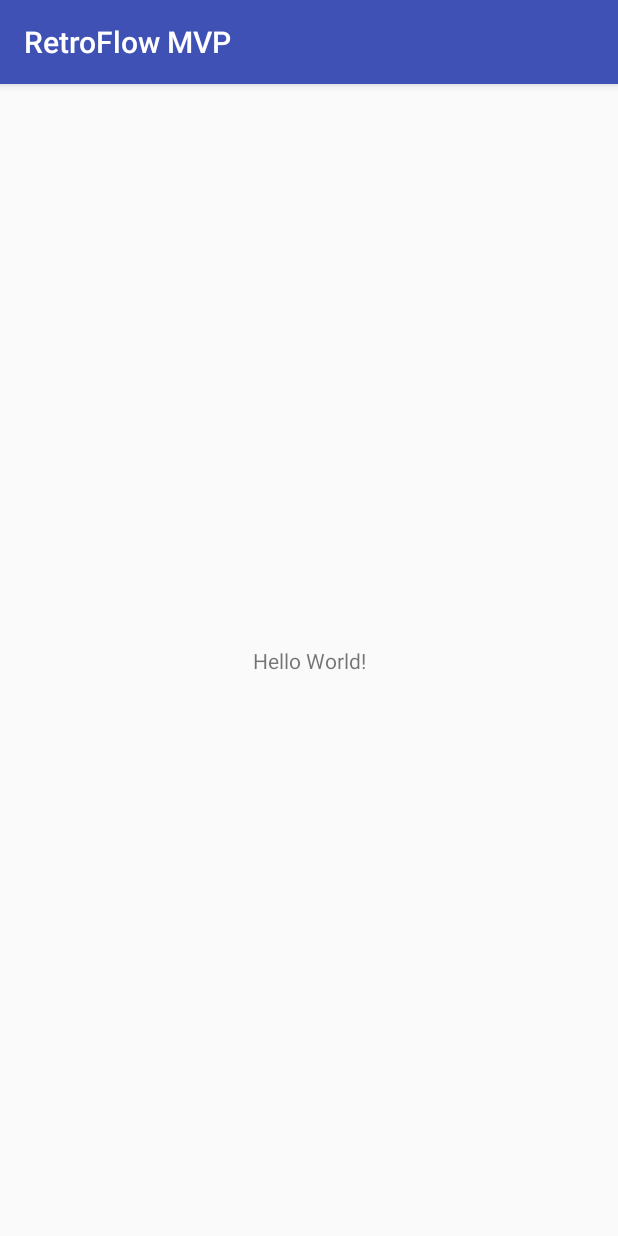
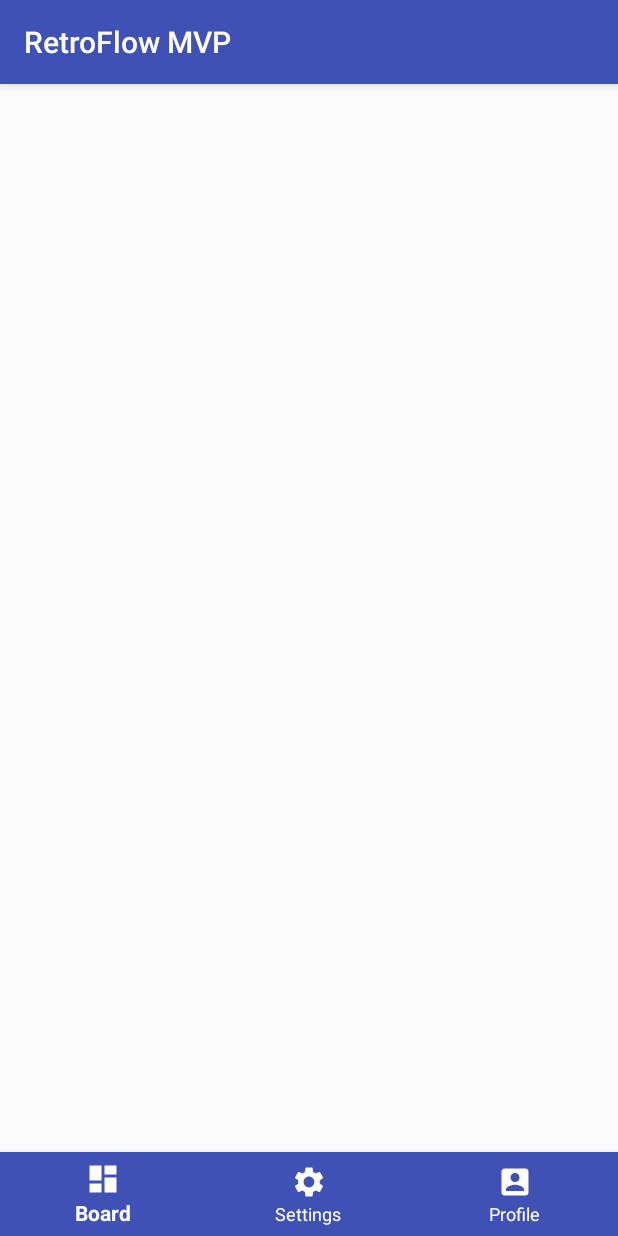
Before and after one commit to RetroFlow/android-client, an Android app: the screen it shows after launch (TabsActivity before the commit, BottomNavigationActivity after it), on a phone screen of 412 x 824 dp. Run offline under Robolectric (Android 15) with nearby library versions, the phone set to English and light mode, and no system bars; our stand-ins replace ButterKnife; 2 statements that could not run were skipped.

Commit message:
bottom navigation added

```diff
--- a/app/build.gradle
+++ b/app/build.gradle
@@ -1,9 +1,6 @@
 apply plugin: 'com.android.application'
-
 apply plugin: 'kotlin-android'
-
 apply plugin: 'kotlin-android-extensions'
-
 apply plugin: 'kotlin-kapt'
 
 android {
@@ -33,6 +30,7 @@ dependencies {
     implementation fileTree(dir: 'libs', include: ['*.jar'])
     implementation"org.jetbrains.kotlin:kotlin-stdlib-jdk7:$kotlin_version"
     implementation 'com.android.support:appcompat-v7:27.1.1'
+    implementation 'com.android.support:design:27.1.1'
     implementation 'com.android.support.constraint:constraint-layout:1.1.0'
     testImplementation 'junit:junit:4.12'
     androidTestImplementation 'com.android.support.test:runner:1.0.2'
--- a/app/src/main/AndroidManifest.xml
+++ b/app/src/main/AndroidManifest.xml
@@ -9,7 +9,7 @@
         android:roundIcon="@mipmap/ic_launcher_round"
         android:supportsRtl="true"
         android:theme="@style/AppTheme">
-        <activity android:name=".TabsActivity">
+        <activity android:name=".BottomNavigationActivity">
             <intent-filter>
                 <action android:name="android.intent.action.MAIN" />
 
--- /dev/null
+++ b/app/src/main/java/com/example/scame/retroflowmvp/BottomNavigationActivity.kt
@@ -0,0 +1,26 @@
+package com.example.scame.retroflowmvp
+
+import android.support.v7.app.AppCompatActivity
+import android.os.Bundle
+import android.support.design.widget.BottomNavigationView
+import butterknife.ButterKnife
+
+class BottomNavigationActivity : AppCompatActivity() {
+
+    lateinit var bottomNavigation: BottomNavigationView
+
+    override fun onCreate(savedInstanceState: Bundle?) {
+        super.onCreate(savedInstanceState)
+        setContentView(R.layout.activity_bottom_navigation)
+        ButterKnife.bind(this)
+
+        bottomNavigation.setOnNavigationItemSelectedListener {
+            when (it.itemId) {
+                R.id.board_menu -> { }
+                R.id.settings_menu -> { }
+                R.id.profile_menu -> { }
+            }
+            true
+        }
+    }
+}
--- a/app/src/main/java/com/example/scame/retroflowmvp/TabsActivity.kt
+++ /dev/null
@@ -1,12 +0,0 @@
-package com.example.scame.retroflowmvp
-
-import android.support.v7.app.AppCompatActivity
-import android.os.Bundle
-
-class TabsActivity : AppCompatActivity() {
-
-    override fun onCreate(savedInstanceState: Bundle?) {
-        super.onCreate(savedInstanceState)
-        setContentView(R.layout.activity_tabs)
-    }
-}
--- /dev/null
+++ b/app/src/main/res/drawable/ic_baseline_account_box_24px.xml
@@ -0,0 +1,9 @@
+<vector xmlns:android="http://schemas.android.com/apk/res/android"
+    android:width="24dp"
+    android:height="24dp"
+    android:viewportWidth="24"
+    android:viewportHeight="24">
+  <path
+      android:fillColor="#FF000000"
+      android:pathData="M3,5v14c0,1.1 0.89,2 2,2h14c1.1,0 2,-0.9 2,-2L21,5c0,-1.1 -0.9,-2 -2,-2L5,3c-1.11,0 -2,0.9 -2,2zM15,9c0,1.66 -1.34,3 -3,3s-3,-1.34 -3,-3 1.34,-3 3,-3 3,1.34 3,3zM6,17c0,-2 4,-3.1 6,-3.1s6,1.1 6,3.1v1L6,18v-1z"/>
+</vector>
--- /dev/null
+++ b/app/src/main/res/drawable/ic_baseline_dashboard_24px.xml
@@ -0,0 +1,9 @@
+<vector xmlns:android="http://schemas.android.com/apk/res/android"
+    android:width="24dp"
+    android:height="24dp"
+    android:viewportWidth="24"
+    android:viewportHeight="24">
+  <path
+      android:fillColor="#FF000000"
+      android:pathData="M3,13h8L11,3L3,3v10zM3,21h8v-6L3,15v6zM13,21h8L21,11h-8v10zM13,3v6h8L21,3h-8z"/>
+</vector>
--- /dev/null
+++ b/app/src/main/res/drawable/ic_baseline_settings_20px.xml
@@ -0,0 +1,4 @@
+<vector android:height="24dp" android:viewportHeight="20"
+    android:viewportWidth="20" android:width="24dp" xmlns:android="http://schemas.android.com/apk/res/android">
+    <path android:fillColor="#FF000000" android:pathData="M15.95,10.78c0.03,-0.25 0.05,-0.51 0.05,-0.78s-0.02,-0.53 -0.06,-0.78l1.69,-1.32c0.15,-0.12 0.19,-0.34 0.1,-0.51l-1.6,-2.77c-0.1,-0.18 -0.31,-0.24 -0.49,-0.18l-1.99,0.8c-0.42,-0.32 -0.86,-0.58 -1.35,-0.78L12,2.34c-0.03,-0.2 -0.2,-0.34 -0.4,-0.34H8.4c-0.2,0 -0.36,0.14 -0.39,0.34l-0.3,2.12c-0.49,0.2 -0.94,0.47 -1.35,0.78l-1.99,-0.8c-0.18,-0.07 -0.39,0 -0.49,0.18l-1.6,2.77c-0.1,0.18 -0.06,0.39 0.1,0.51l1.69,1.32c-0.04,0.25 -0.07,0.52 -0.07,0.78s0.02,0.53 0.06,0.78L2.37,12.1c-0.15,0.12 -0.19,0.34 -0.1,0.51l1.6,2.77c0.1,0.18 0.31,0.24 0.49,0.18l1.99,-0.8c0.42,0.32 0.86,0.58 1.35,0.78l0.3,2.12c0.04,0.2 0.2,0.34 0.4,0.34h3.2c0.2,0 0.37,-0.14 0.39,-0.34l0.3,-2.12c0.49,-0.2 0.94,-0.47 1.35,-0.78l1.99,0.8c0.18,0.07 0.39,0 0.49,-0.18l1.6,-2.77c0.1,-0.18 0.06,-0.39 -0.1,-0.51l-1.67,-1.32zM10,13c-1.65,0 -3,-1.35 -3,-3s1.35,-3 3,-3 3,1.35 3,3 -1.35,3 -3,3z"/>
+</vector>
--- /dev/null
+++ b/app/src/main/res/layout/activity_bottom_navigation.xml
@@ -0,0 +1,19 @@
+<?xml version="1.0" encoding="utf-8"?>
+<RelativeLayout xmlns:android="http://schemas.android.com/apk/res/android"
+    xmlns:app="http://schemas.android.com/apk/res-auto"
+    android:layout_width="match_parent"
+    android:layout_height="match_parent">
+
+    <!-- Content Container -->
+
+    <android.support.design.widget.BottomNavigationView
+        android:id="@+id/bottom_navigation"
+        android:layout_width="match_parent"
+        android:layout_height="wrap_content"
+        android:layout_alignParentBottom="true"
+        app:itemBackground="@color/colorPrimary"
+        app:itemIconTint="@android:color/white"
+        app:itemTextColor="@android:color/white"
+        app:menu="@menu/main_navigation_menu" />
+
+</RelativeLayout>
--- a/app/src/main/res/layout/activity_tabs.xml
+++ /dev/null
@@ -1,18 +0,0 @@
-<?xml version="1.0" encoding="utf-8"?>
-<android.support.constraint.ConstraintLayout xmlns:android="http://schemas.android.com/apk/res/android"
-    xmlns:app="http://schemas.android.com/apk/res-auto"
-    xmlns:tools="http://schemas.android.com/tools"
-    android:layout_width="match_parent"
-    android:layout_height="match_parent"
-    tools:context=".TabsActivity">
-
-    <TextView
-        android:layout_width="wrap_content"
-        android:layout_height="wrap_content"
-        android:text="Hello World!"
-        app:layout_constraintBottom_toBottomOf="parent"
-        app:layout_constraintLeft_toLeftOf="parent"
-        app:layout_constraintRight_toRightOf="parent"
-        app:layout_constraintTop_toTopOf="parent" />
-
-</android.support.constraint.ConstraintLayout>
--- /dev/null
+++ b/app/src/main/res/menu/main_navigation_menu.xml
@@ -0,0 +1,19 @@
+<?xml version="1.0" encoding="utf-8"?>
+<menu xmlns:android="http://schemas.android.com/apk/res/android"
+    xmlns:app="http://schemas.android.com/apk/res-auto">
+    <item
+        android:id="@+id/board_menu"
+        android:enabled="true"
+        android:icon="@drawable/ic_baseline_dashboard_24px"
+        android:title="@string/board" />
+    <item
+        android:id="@+id/settings_menu"
+        android:enabled="true"
+        android:icon="@drawable/ic_baseline_settings_20px"
+        android:title="@string/settings"/>
+    <item
+        android:id="@+id/profile_menu"
+        android:enabled="true"
+        android:icon="@drawable/ic_baseline_account_box_24px"
+        android:title="@string/profile" />
+</menu>
--- a/app/src/main/res/values/strings.xml
+++ b/app/src/main/res/values/strings.xml
@@ -1,3 +1,8 @@
 <resources>
     <string name="app_name">RetroFlow MVP</string>
+
+
+    <string name="board">Board</string>
+    <string name="settings">Settings</string>
+    <string name="profile">Profile</string>
 </resources>
```
